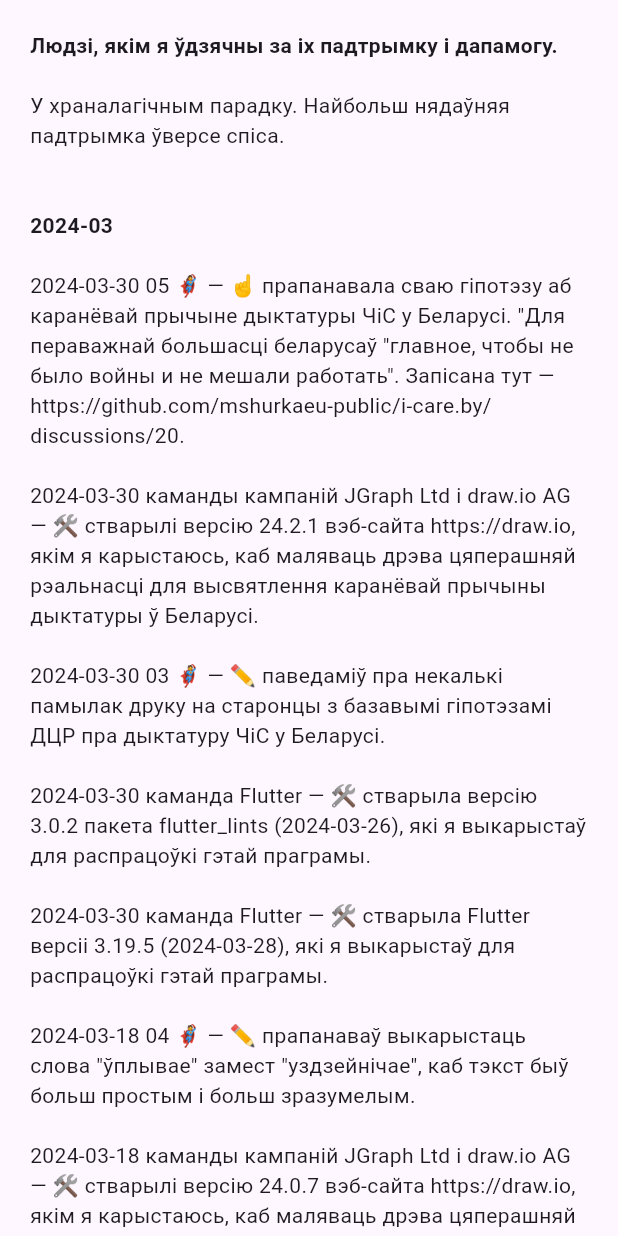
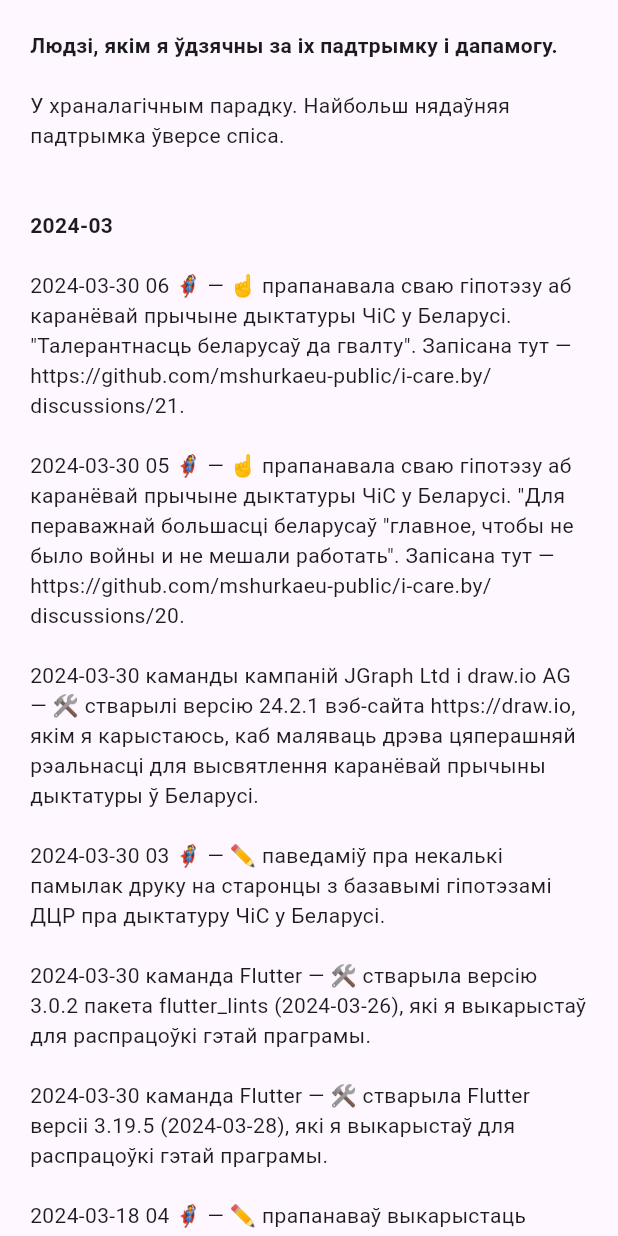
Before and after one commit to mshurkaeu-public/i-care.by, a Flutter app: the MyGratitude widget shown alone on an empty page, opened directly, on a phone screen of 412 x 824 dp. Run offline on Flutter 3.47's test engine with Material 3 defaults, Android fonts, the phone set to English and light mode, and no system bars; our stand-ins replace carousel_slider, expandable_text, google_fonts, package_info_plus, photo_view; missing offline and left inert: dart:html, multi_split_view; generated files the repository leaves out were written again.

Commit message:
Add a link to a new hypothesis https://github.com/mshurkaeu-public/i-care.by/discussions/21
and also record my gratitude to the author of the hypothesis.

```diff
--- a/i-care.by-app/lib/l10n/app_be.arb
+++ b/i-care.by-app/lib/l10n/app_be.arb
@@ -693,6 +693,10 @@
   "@aboutMyGratitude_2024_03_30_05": {
     "description": "Text for 2024-03-30 05 🦸‍♀️ on the \"my gratitude\" tab on the \"About\" page."
   },
+  "aboutMyGratitude_2024_03_30_06": "\n2024-03-30 06 🦸‍♀️ — ☝️ прапанавала сваю гіпотэзу аб каранёвай прычыне дыктатуры ЧіС у Беларусі. \"Талерантнасць беларусаў да гвалту\". Запісана тут — https://github.com/mshurkaeu-public/i-care.by/discussions/21.\n",
+  "@aboutMyGratitude_2024_03_30_06": {
+    "description": "Text for 2024-03-30 06 🦸‍♀️ on the \"my gratitude\" tab on the \"About\" page."
+  },
   "aboutMyGratitude_2024_03_title": "\n\n2024-03\n",
   "@aboutMyGratitude_2024_03_title": {
     "description": "Title for 2024-03 list/text on the \"my gratitude\" tab on the \"About\" page."
--- a/i-care.by-app/lib/my_gratitude.dart
+++ b/i-care.by-app/lib/my_gratitude.dart
@@ -26,6 +26,9 @@ class MyGratitude extends StatelessWidget {
               TextSpan(
                 text: l10n.aboutMyGratitude_2024_03_title,
                 style: titleStyle,
+              ),
+              TextSpan(
+                text: l10n.aboutMyGratitude_2024_03_30_06,
               ),
               TextSpan(
                 text: l10n.aboutMyGratitude_2024_03_30_05,
```
Also changed, not shown: 1 other file.
